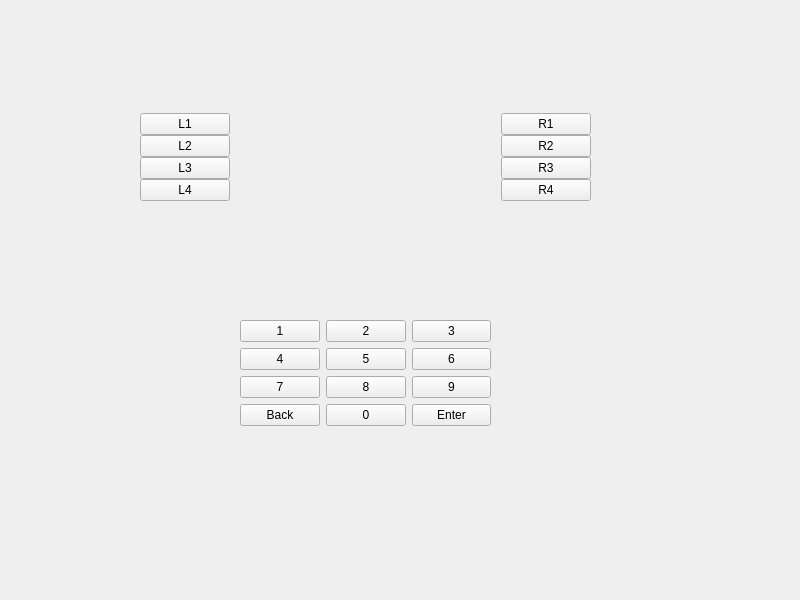
Qt form mainwindow.ui (Mo1far-wiz/ATM) before a commit.
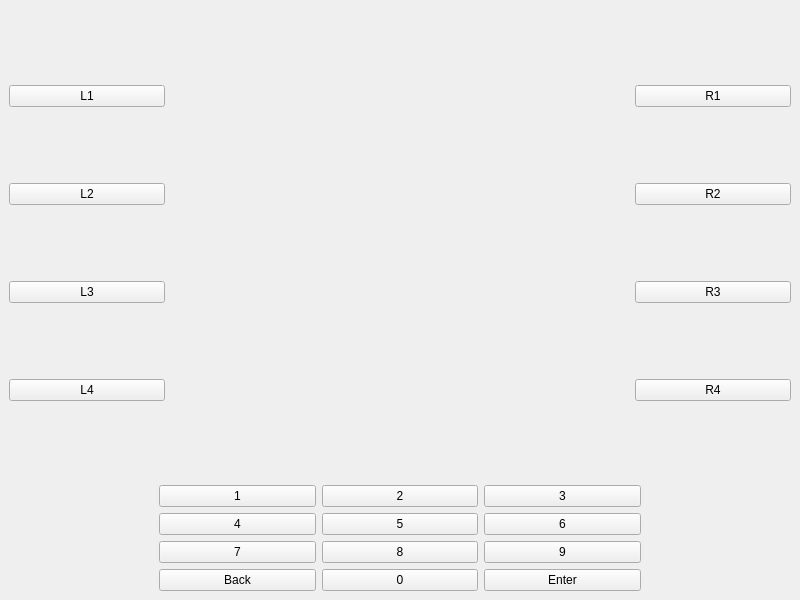
The same form after that commit. Custom widgets are drawn as their Qt base class.

Commit message: Very basic screen switching

```diff
--- a/mainwindow.ui
+++ b/mainwindow.ui
@@ -14,23 +14,22 @@
    <string>MainWindow</string>
   </property>
   <widget class="QWidget" name="centralwidget">
-   <widget class="QWidget" name="verticalLayoutWidget">
-    <property name="geometry">
-     <rect>
-      <x>140</x>
-      <y>0</y>
-      <width>451</width>
-      <height>541</height>
-     </rect>
-    </property>
-    <layout class="QVBoxLayout" name="verticalLayout" stretch="0,0">
+   <layout class="QVBoxLayout" name="verticalLayout">
      <item>
-      <layout class="QHBoxLayout" name="horizontalLayout" stretch="1,3,1">
+     <layout class="QVBoxLayout" name="mainLayout" stretch="1,2">
+      <item>
+       <layout class="QHBoxLayout" name="topLayout" stretch="1,3,1">
        <property name="spacing">
         <number>0</number>
        </property>
+        <property name="sizeConstraint">
+         <enum>QLayout::SetDefaultConstraint</enum>
+        </property>
        <item>
         <layout class="QVBoxLayout" name="left_buttons">
+          <property name="sizeConstraint">
+           <enum>QLayout::SetDefaultConstraint</enum>
+          </property>
          <item>
           <widget class="QPushButton" name="l_1">
            <property name="text">
@@ -62,17 +61,32 @@
         </layout>
        </item>
        <item>
-        <widget class="BankScreen" name="bankScreen" native="true">
+         <widget class="QStackedWidget" name="bankScreen">
          <property name="sizePolicy">
-          <sizepolicy hsizetype="Preferred" vsizetype="Preferred">
+           <sizepolicy hsizetype="Expanding" vsizetype="Expanding">
            <horstretch>0</horstretch>
            <verstretch>0</verstretch>
           </sizepolicy>
          </property>
+          <property name="currentIndex">
+           <number>0</number>
+          </property>
+          <widget class="EnterPinScreen" name="escreen">
+           <property name="sizePolicy">
+            <sizepolicy hsizetype="Expanding" vsizetype="Expanding">
+             <horstretch>0</horstretch>
+             <verstretch>0</verstretch>
+            </sizepolicy>
+           </property>
+          </widget>
+          <widget class="DefaultScreen" name="dscreen"/>
         </widget>
        </item>
        <item>
         <layout class="QVBoxLayout" name="right_buttons">
+          <property name="sizeConstraint">
+           <enum>QLayout::SetDefaultConstraint</enum>
+          </property>
          <item>
           <widget class="QPushButton" name="r_1">
            <property name="text">
@@ -108,10 +122,10 @@
      <item>
       <layout class="QGridLayout" name="num_grid">
        <property name="leftMargin">
-        <number>100</number>
+         <number>150</number>
        </property>
        <property name="rightMargin">
-        <number>100</number>
+         <number>150</number>
        </property>
        <item row="0" column="2">
         <widget class="QPushButton" name="b_3">
@@ -200,14 +214,21 @@
       </layout>
      </item>
     </layout>
-   </widget>
+    </item>
+   </layout>
   </widget>
  </widget>
  <customwidgets>
   <customwidget>
-   <class>BankScreen</class>
+   <class>EnterPinScreen</class>
    <extends>QWidget</extends>
-   <header>UI/bankscreen.h</header>
+   <header>UI/enterpinscreen.h</header>
+   <container>1</container>
+  </customwidget>
+  <customwidget>
+   <class>DefaultScreen</class>
+   <extends>QWidget</extends>
+   <header>UI/defaultscreen.h</header>
    <container>1</container>
   </customwidget>
  </customwidgets>
```
Lines whose indentation alone changed are shown as unchanged. The commit also changes 14 other files.
